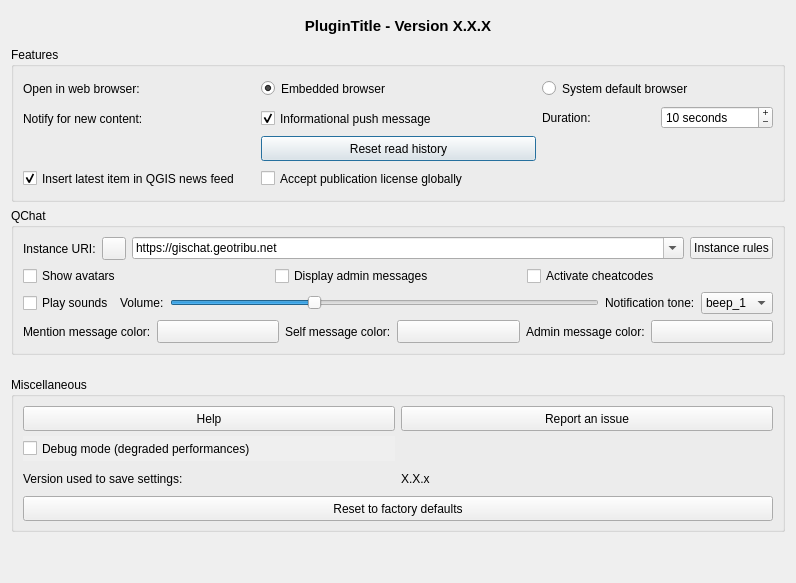
This is qtribu/gui/dlg_settings.ui in geotribu/qtribu as Qt 5 draws it before an edit. The edited form follows.
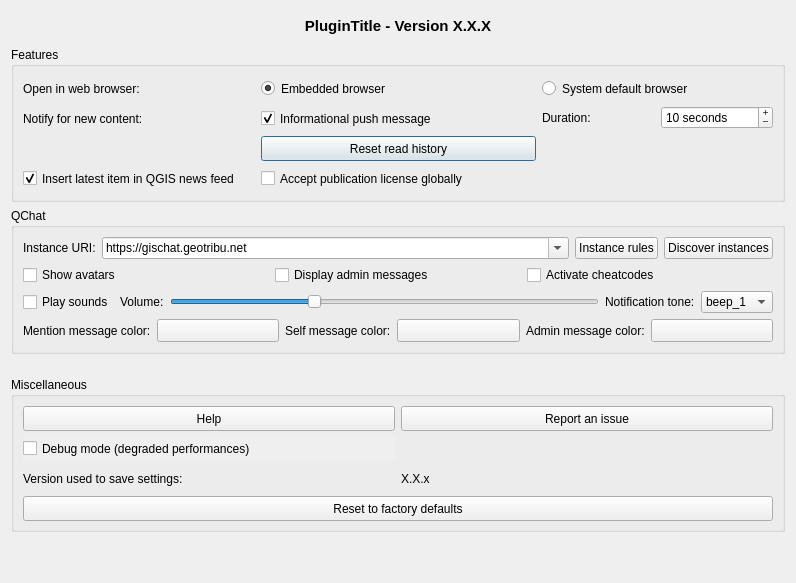
This is the edited form. Icons and pictures are not drawn. Custom widgets are drawn as their Qt base class.

Commit message: feat: discover instances button in settings

Patch:
```diff
--- a/qtribu/gui/dlg_settings.ui
+++ b/qtribu/gui/dlg_settings.ui
@@ -315,9 +315,6 @@
           </property>
          </widget>
         </item>
-        <item>
-         <widget class="QgsSymbolButton" name="mSymbolButton"/>
-        </item>
         <item>
          <widget class="QComboBox" name="cbb_qchat_instance_uri">
           <property name="sizePolicy">
@@ -348,6 +345,13 @@
           </property>
          </widget>
         </item>
+        <item>
+         <widget class="QPushButton" name="btn_discover">
+          <property name="text">
+           <string>Discover instances</string>
+          </property>
+         </widget>
+        </item>
        </layout>
       </item>
       <item>
@@ -754,11 +758,6 @@
    <extends>QToolButton</extends>
    <header>qgscolorbutton.h</header>
   </customwidget>
-  <customwidget>
-   <class>QgsSymbolButton</class>
-   <extends>QToolButton</extends>
-   <header>qgssymbolbutton.h</header>
-  </customwidget>
   <customwidget>
    <class>AuthoringWidget</class>
    <extends>QWidget</extends>
```
Left out of the diff: 1 changed line with no effect on the pictures. The commit also changes 2 other files.
